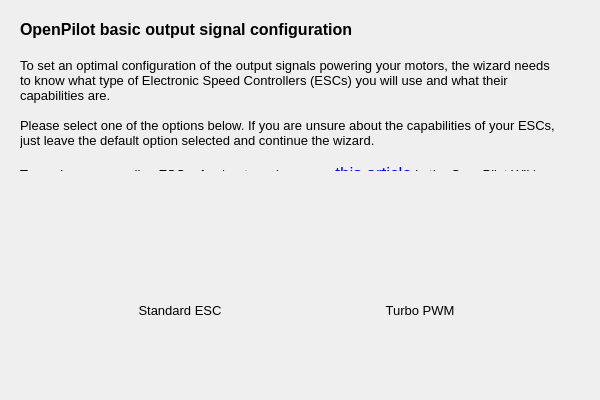
openpilot/OpenPilot, file ground/openpilotgcs/src/plugins/setupwizard/pages/outputpage.ui: the form before one commit.
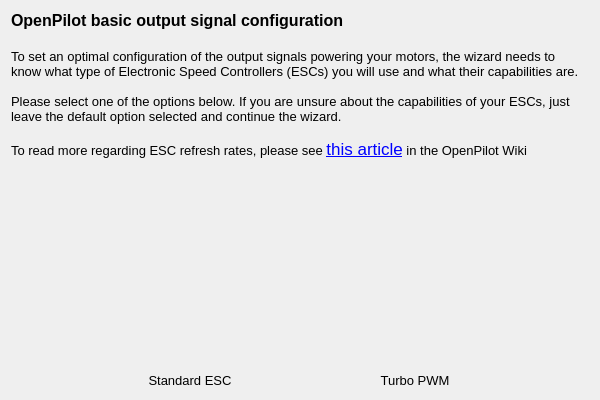
The form after the commit. Icons and pictures are not drawn.

Commit message: GCS-Added layouts to new wiz

The edit to the form file:
```diff
--- a/ground/openpilotgcs/src/plugins/setupwizard/pages/outputpage.ui
+++ b/ground/openpilotgcs/src/plugins/setupwizard/pages/outputpage.ui
@@ -13,15 +13,9 @@
   <property name="windowTitle">
    <string>WizardPage</string>
   </property>
+  <layout class="QVBoxLayout" name="verticalLayout">
+   <item>
   <widget class="QLabel" name="label">
-   <property name="geometry">
-    <rect>
-     <x>20</x>
-     <y>20</y>
-     <width>541</width>
-     <height>151</height>
-    </rect>
-   </property>
    <property name="text">
     <string>&lt;!DOCTYPE HTML PUBLIC &quot;-//W3C//DTD HTML 4.0//EN&quot; &quot;http://www.w3.org/TR/REC-html40/strict.dtd&quot;&gt;
 &lt;html&gt;&lt;head&gt;&lt;meta name=&quot;qrichtext&quot; content=&quot;1&quot; /&gt;&lt;style type=&quot;text/css&quot;&gt;
@@ -42,65 +36,11 @@
     <bool>true</bool>
    </property>
   </widget>
-  <widget class="QToolButton" name="rapidESCButton">
-   <property name="geometry">
-    <rect>
-     <x>320</x>
-     <y>250</y>
-     <width>200</width>
-     <height>120</height>
-    </rect>
-   </property>
-   <property name="font">
-    <font>
-     <pointsize>10</pointsize>
-    </font>
-   </property>
-   <property name="toolTip">
-    <string>Turbo PWM ESC 400Hz</string>
-   </property>
-   <property name="styleSheet">
-    <string notr="true">QToolButton { border: none }</string>
-   </property>
-   <property name="text">
-    <string>Turbo PWM</string>
-   </property>
-   <property name="icon">
-    <iconset resource="../wizardResources.qrc">
-     <normaloff>:/setupwizard/resources/bttn-turbo-up.png</normaloff>
-     <normalon>:/setupwizard/resources/bttn-turbo-down.png</normalon>:/setupwizard/resources/bttn-turbo-up.png</iconset>
-   </property>
-   <property name="iconSize">
-    <size>
-     <width>200</width>
-     <height>100</height>
-    </size>
-   </property>
-   <property name="checkable">
-    <bool>true</bool>
-   </property>
-   <property name="checked">
-    <bool>true</bool>
-   </property>
-   <property name="autoExclusive">
-    <bool>true</bool>
-   </property>
-   <property name="toolButtonStyle">
-    <enum>Qt::ToolButtonTextUnderIcon</enum>
-   </property>
-   <property name="autoRaise">
-    <bool>true</bool>
-   </property>
-  </widget>
+   </item>
+   <item>
+    <layout class="QHBoxLayout" name="horizontalLayout">
+     <item>
   <widget class="QToolButton" name="defaultESCButton">
-   <property name="geometry">
-    <rect>
-     <x>80</x>
-     <y>250</y>
-     <width>200</width>
-     <height>120</height>
-    </rect>
-   </property>
    <property name="font">
     <font>
      <pointsize>10</pointsize>
@@ -142,6 +82,54 @@
     <bool>true</bool>
    </property>
   </widget>
+     </item>
+     <item>
+      <widget class="QToolButton" name="rapidESCButton">
+       <property name="font">
+        <font>
+         <pointsize>10</pointsize>
+        </font>
+       </property>
+       <property name="toolTip">
+        <string>Turbo PWM ESC 400Hz</string>
+       </property>
+       <property name="styleSheet">
+        <string notr="true">QToolButton { border: none }</string>
+       </property>
+       <property name="text">
+        <string>Turbo PWM</string>
+       </property>
+       <property name="icon">
+        <iconset resource="../wizardResources.qrc">
+         <normaloff>:/setupwizard/resources/bttn-turbo-up.png</normaloff>
+         <normalon>:/setupwizard/resources/bttn-turbo-down.png</normalon>:/setupwizard/resources/bttn-turbo-up.png</iconset>
+       </property>
+       <property name="iconSize">
+        <size>
+         <width>200</width>
+         <height>100</height>
+        </size>
+       </property>
+       <property name="checkable">
+        <bool>true</bool>
+       </property>
+       <property name="checked">
+        <bool>true</bool>
+       </property>
+       <property name="autoExclusive">
+        <bool>true</bool>
+       </property>
+       <property name="toolButtonStyle">
+        <enum>Qt::ToolButtonTextUnderIcon</enum>
+       </property>
+       <property name="autoRaise">
+        <bool>true</bool>
+       </property>
+      </widget>
+     </item>
+    </layout>
+   </item>
+  </layout>
  </widget>
  <resources>
   <include location="../wizardResources.qrc"/>
```
Lines whose indentation alone changed are shown as unchanged. The commit also changes 14 other files.
